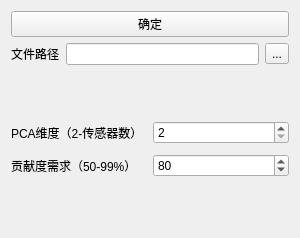
Before: the Qt Designer form Enose/resource_ui/alg_uifile/Classify.ui in WMSF111/E_Nose, drawn with Qt 5.
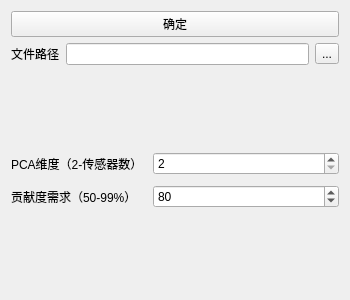
After: the same form once the commit is applied.

What changed in the file:
```diff
--- a/Enose/resource_ui/alg_uifile/Classify.ui
+++ b/Enose/resource_ui/alg_uifile/Classify.ui
@@ -6,8 +6,8 @@
    <rect>
     <x>0</x>
     <y>0</y>
-    <width>300</width>
-    <height>238</height>
+    <width>350</width>
+    <height>300</height>
    </rect>
   </property>
   <property name="windowTitle">
```
